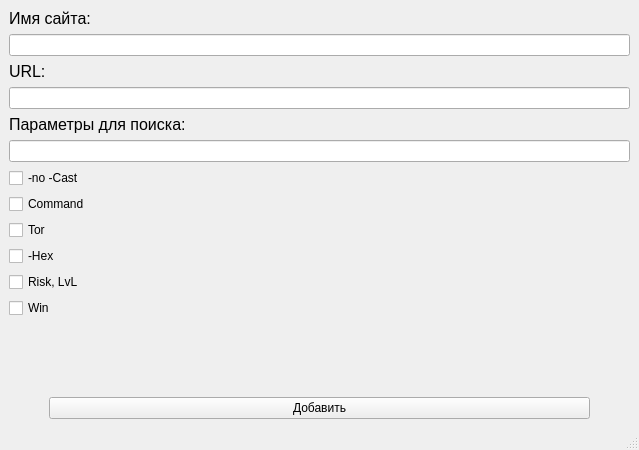
First picture: the form in AllSefeDumper/addsitewindow.ui, repository TrueSoftRU/AllSafeDumper, before the edit.
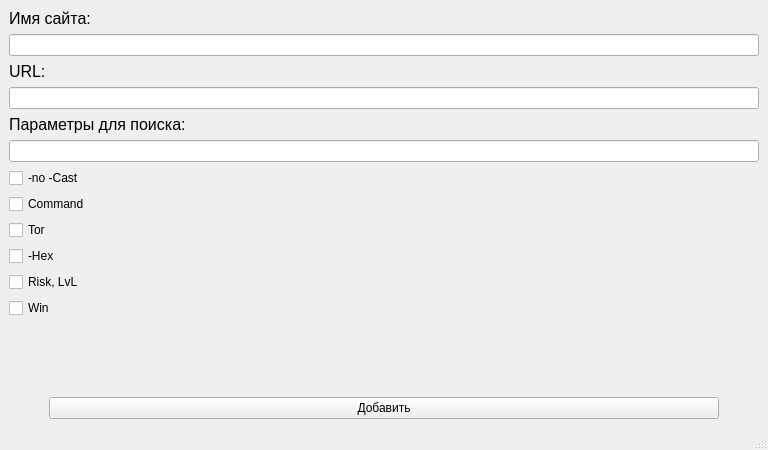
Second picture: the form after the edit.

Diff of the .ui file:
```diff
--- a/AllSefeDumper/addsitewindow.ui
+++ b/AllSefeDumper/addsitewindow.ui
@@ -6,7 +6,7 @@
    <rect>
     <x>0</x>
     <y>0</y>
-    <width>639</width>
+    <width>768</width>
     <height>450</height>
    </rect>
   </property>
```
Left out of the diff: 16 changed lines with no effect on the pictures.
